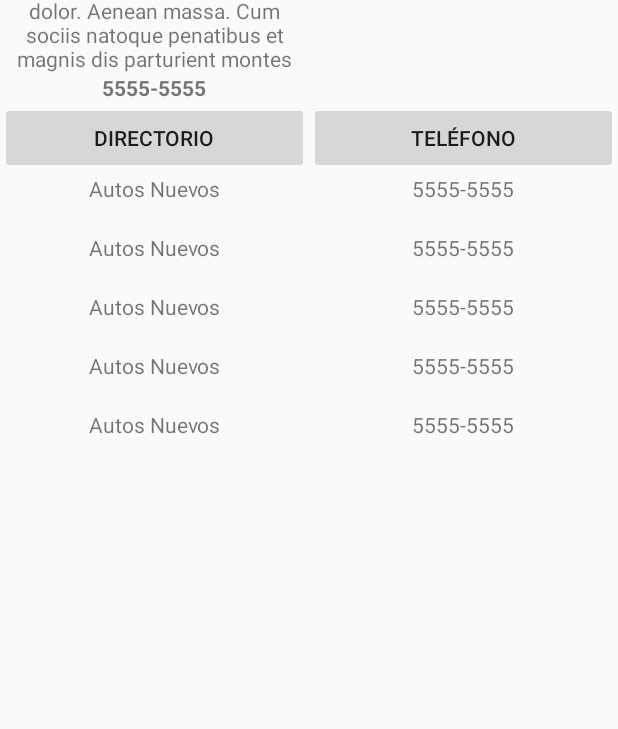
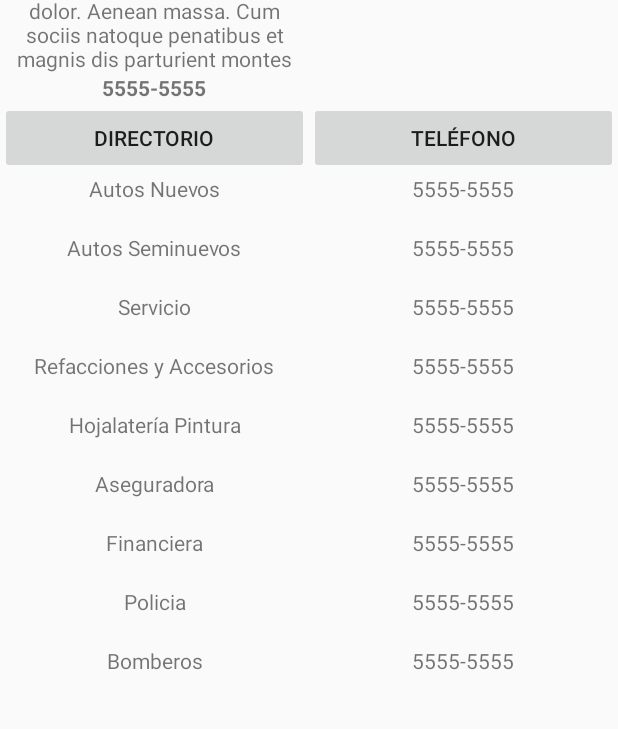
Before and after one commit to sergioivan154/appdemoautomotriz, an Android app: the fragment DirectorioFragment shown on its own in the app's theme, on a phone screen of 412 x 824 dp, the part 161-890 px from its top. Run offline under Robolectric (Android 15) with nearby library versions, the phone set to English and light mode, and no system bars.

Commit message:
mapa en el lugar que es y directorio correcto

```diff
--- /dev/null
+++ b/app/src/main/java/com/example/sergio/applealtad/Entities/DirectorioPojo.java
@@ -0,0 +1,31 @@
+package com.example.sergio.applealtad.Entities;
+
+/**
+ * Created by Sergio Ivan Lopez on 08/03/2018.
+ */
+
+public class DirectorioPojo {
+    String nombre;
+    String telefono;
+
+    public String getNombre() {
+        return nombre;
+    }
+
+    public void setNombre(String nombre) {
+        this.nombre = nombre;
+    }
+
+    public String getTelefono() {
+        return telefono;
+    }
+
+    public void setTelefono(String telefono) {
+        this.telefono = telefono;
+    }
+
+    public DirectorioPojo(String nombre, String telefono) {
+        this.nombre = nombre;
+        this.telefono = telefono;
+    }
+}
--- a/app/src/main/java/com/example/sergio/applealtad/home/secciones/DirectorioFragment.java
+++ b/app/src/main/java/com/example/sergio/applealtad/home/secciones/DirectorioFragment.java
@@ -21,6 +21,7 @@ import android.view.LayoutInflater;
 import android.view.View;
 import android.view.ViewGroup;
 
+import com.example.sergio.applealtad.Entities.DirectorioPojo;
 import com.example.sergio.applealtad.R;
 import com.example.sergio.applealtad.bases.BaseFragment;
 import com.example.sergio.applealtad.home.secciones.adapters.AdapterDirectorio;
@@ -37,6 +38,9 @@ import com.google.android.gms.maps.model.BitmapDescriptorFactory;
 import com.google.android.gms.maps.model.LatLng;
 import com.google.android.gms.maps.model.Marker;
 import com.google.android.gms.maps.model.MarkerOptions;
+
+import java.util.ArrayList;
+import java.util.List;
 
 /**
  * A simple {@link Fragment} subclass.
@@ -96,8 +100,18 @@ public class DirectorioFragment extends BaseFragment  implements OnMapReadyCallb
     public void onActivityCreated(@Nullable Bundle savedInstanceState) {
         super.onActivityCreated(savedInstanceState);
 
+        List<DirectorioPojo> lDirectorio = new ArrayList<>();
+        lDirectorio.add(new DirectorioPojo("Autos Nuevos", "5555-5555"));
+        lDirectorio.add(new DirectorioPojo("Autos Seminuevos", "5555-5555"));
+        lDirectorio.add(new DirectorioPojo("Servicio", "5555-5555"));
+        lDirectorio.add(new DirectorioPojo("Refacciones y Accesorios", "5555-5555"));
+        lDirectorio.add(new DirectorioPojo("Hojalatería Pintura", "5555-5555"));
+        lDirectorio.add(new DirectorioPojo("Aseguradora", "5555-5555"));
+        lDirectorio.add(new DirectorioPojo("Financiera", "5555-5555"));
+        lDirectorio.add(new DirectorioPojo("Policia", "5555-5555"));
+        lDirectorio.add(new DirectorioPojo("Bomberos", "5555-5555"));
 
-        AdapterDirectorio adapterDirectorio = new AdapterDirectorio(getContext(),5);
+        AdapterDirectorio adapterDirectorio = new AdapterDirectorio(getContext(),lDirectorio);
 
         RecyclerView rwDirectorio = (RecyclerView)findViewById(R.id.rvDirectorio);
         rwDirectorio.setLayoutManager(new LinearLayoutManager(getActivity()));
@@ -110,12 +124,12 @@ public class DirectorioFragment extends BaseFragment  implements OnMapReadyCallb
     @Override
     public void onLocationChanged(Location location) {
         try {
-            latLng = new LatLng(location.getLatitude(), location.getLongitude());
+          /*  latLng = new LatLng(location.getLatitude(), location.getLongitude());
             CameraUpdate cameraUpdate = CameraUpdateFactory.newLatLngZoom(latLng, 15);
             mapa.animateCamera(cameraUpdate);
             if (ActivityCompat.checkSelfPermission(getActivity(), android.Manifest.permission.ACCESS_FINE_LOCATION) != PackageManager.PERMISSION_GRANTED && ActivityCompat.checkSelfPermission(getActivity(), android.Manifest.permission.ACCESS_COARSE_LOCATION) != PackageManager.PERMISSION_GRANTED) {
                 return;
-            }
+            }*/
             //locationManager.removeUpdates(DirectorioFragment.this);
         }
         catch (Exception ex){
@@ -181,15 +195,15 @@ public class DirectorioFragment extends BaseFragment  implements OnMapReadyCallb
             map.setMapType(GoogleMap.MAP_TYPE_NORMAL);
 
             Location  location = null;
-            double lat = 19.426874;
-            double lng =  -99.167937;
-            if (locationManager != null) {
+            double lat = 18.948560;
+            double lng =  -99.244370;
+            /*if (locationManager != null) {
                 location = locationManager.getLastKnownLocation(LocationManager.NETWORK_PROVIDER);
                 if (location != null) {
                     lat = location.getLatitude();
                     lng = location.getLongitude();
                 }
-            }
+            }*/
             latLng = new LatLng(lat, lng);
 
             BitmapFactory.Options opt = new BitmapFactory.Options();
@@ -198,8 +212,8 @@ public class DirectorioFragment extends BaseFragment  implements OnMapReadyCallb
           /*  Bitmap imageBitmap= BitmapFactory.decodeResource(getResources(),
                     R.drawable.cliente,opt);*/
 
-           // map.addMarker(new MarkerOptions().position(latLng)).setIcon(BitmapDescriptorFactory.fromBitmap(imageBitmap));
-            CameraUpdate cameraUpdate = CameraUpdateFactory.newLatLngZoom(latLng, 10);
+            map.addMarker(new MarkerOptions().position(latLng));//.setIcon(BitmapDescriptorFactory.fromBitmap(imageBitmap));
+            CameraUpdate cameraUpdate = CameraUpdateFactory.newLatLngZoom(latLng, 15);
             mapa.animateCamera(cameraUpdate);
 
         }
--- a/app/src/main/java/com/example/sergio/applealtad/home/secciones/adapters/AdapterDirectorio.java
+++ b/app/src/main/java/com/example/sergio/applealtad/home/secciones/adapters/AdapterDirectorio.java
@@ -7,7 +7,10 @@ import android.view.View;
 import android.view.ViewGroup;
 import android.widget.TextView;
 
+import com.example.sergio.applealtad.Entities.DirectorioPojo;
 import com.example.sergio.applealtad.R;
+
+import java.util.List;
 
 /**
  * Created by sergio on 05/03/18.
@@ -16,7 +19,9 @@ import com.example.sergio.applealtad.R;
 public class AdapterDirectorio extends RecyclerView.Adapter<RecyclerView.ViewHolder> {
     private Context context;
     private  int num;
-    public AdapterDirectorio(Context context, int num){
+    List<DirectorioPojo> lDirectorio;
+    public AdapterDirectorio(Context context, List<DirectorioPojo> lDirectorio){
+        this.lDirectorio = lDirectorio;
         this.context=context;
         this.num = num;
 
@@ -26,17 +31,20 @@ public class AdapterDirectorio extends RecyclerView.Adapter<RecyclerView.ViewHol
         RecyclerView.ViewHolder viewHolder = null;
         LayoutInflater inflater = LayoutInflater.from(parent.getContext());
         View headerView=inflater.inflate(R.layout.row_directorio,parent,false);
-        viewHolder= new AdapterDirectorio.ViewHolderItemMenu(headerView);
+        viewHolder = new AdapterDirectorio.ViewHolderItemMenu(headerView);
         return viewHolder;
     }
 
     private class ViewHolderItemMenu extends RecyclerView.ViewHolder implements View.OnClickListener{
 
-        TextView txtAportacion, txtPatron, txtFecha,txtSueldo;
+        TextView txtNombre, txtTelefono;
 
 
         private ViewHolderItemMenu(View itemView){
             super(itemView);
+
+            txtNombre = itemView.findViewById(R.id.txtNombre);
+            txtTelefono = itemView.findViewById(R.id.txtTelefono);
 
 
 
@@ -62,12 +70,13 @@ public class AdapterDirectorio extends RecyclerView.Adapter<RecyclerView.ViewHol
     }
     private void configureViewHolderItemMenu(final AdapterDirectorio.ViewHolderItemMenu holder, final int position) {
 
-
+        holder.txtNombre.setText(lDirectorio.get(position).getNombre());
+        holder.txtTelefono.setText(lDirectorio.get(position).getTelefono());
 
     }
     @Override
     public int getItemCount() {
-        return num;
+        return lDirectorio.size();
     }
     @Override
     public  int getItemViewType(int position) {
--- a/app/src/main/res/layout/row_directorio.xml
+++ b/app/src/main/res/layout/row_directorio.xml
@@ -10,12 +10,14 @@
             android:layout_height="wrap_content"
             android:orientation="horizontal">
         <TextView
+            android:id="@+id/txtNombre"
             android:layout_width="0dp"
             android:layout_weight="1"
             android:gravity="center"
             android:layout_height="wrap_content"
             android:text="Autos Nuevos"/>
         <TextView
+            android:id="@+id/txtTelefono"
             android:layout_width="0dp"
             android:layout_weight="1"
             android:gravity="center"
```
Also changed, not shown: 41 other files.
